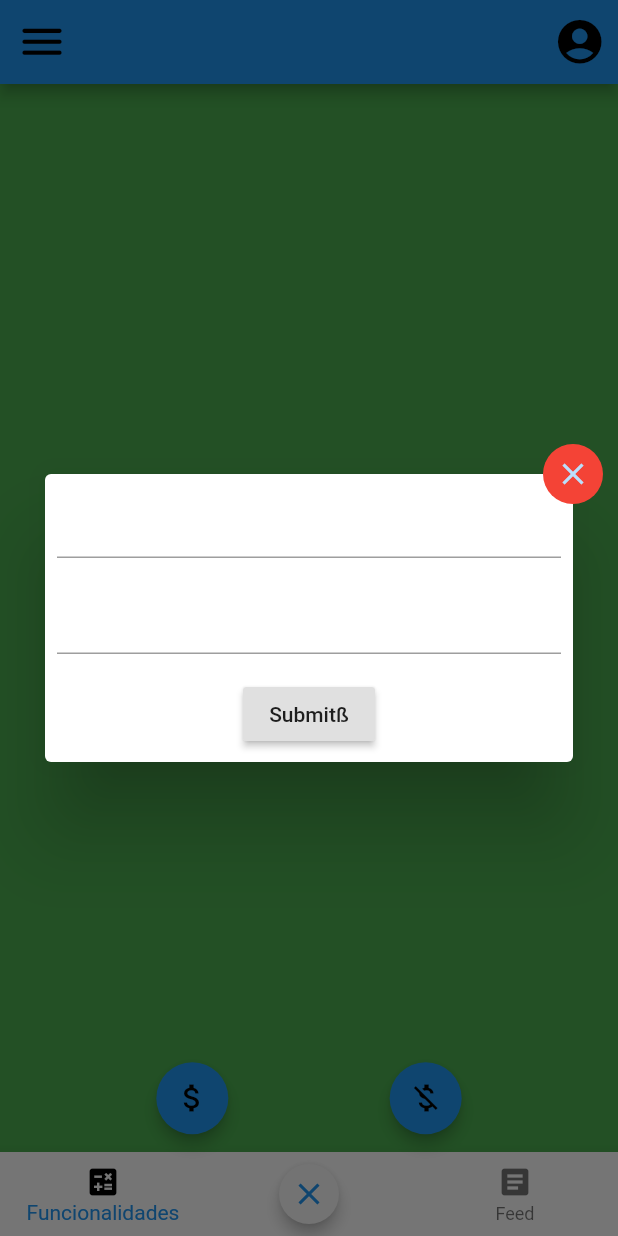
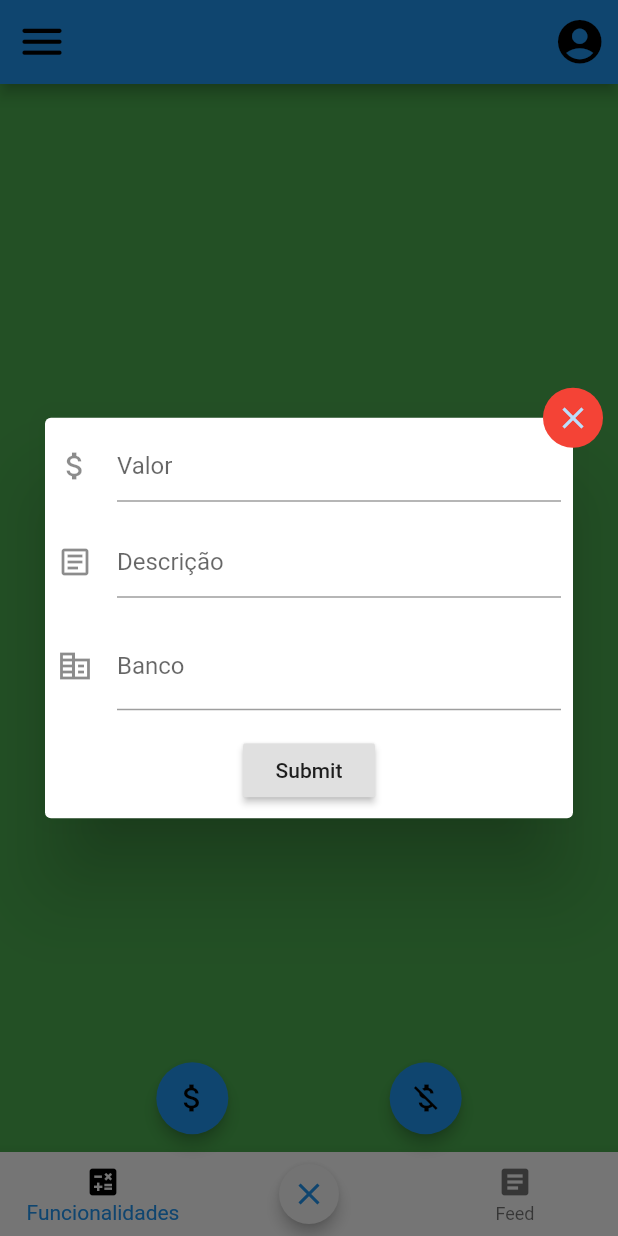
Before and after one commit to W-F-S/gestao_financeira, a Flutter app: the screen it shows after launch, item 2 of the bottom bar chosen, after a tap on the "attach money" icon, on a phone screen of 412 x 824 dp. Run offline on Flutter 3.47's test engine with Material 2 defaults, Android fonts, the phone set to English and light mode, and no system bars; our stand-ins replace sqflite; accounts and stored records are empty.

Commit message:
formularios funcionais

```diff
--- a/lib/botao_flutuante.dart
+++ b/lib/botao_flutuante.dart
@@ -1,5 +1,7 @@
 import 'package:flutter/material.dart';
 import 'dart:math' as math;
+import 'crudBD.dart';
+import 'package:flutter/services.dart';
 
 class ExampleExpandableFab extends StatelessWidget {
   static const _actionTitles = ['Novo income', '???', 'Novo outcome'];
@@ -12,7 +14,7 @@ class ExampleExpandableFab extends StatelessWidget {
       distance: 110.0,
       children: [
         ActionButton(
-          onPressed: () => _showAction(context, 0),
+          onPressed: () => _showAction(context, 0, false),
           icon: const Icon(Icons.attach_money,  color: Colors.black),
         ),
         /**  ActionButton(
@@ -20,15 +22,18 @@ class ExampleExpandableFab extends StatelessWidget {
           icon: const Icon(Icons.insert_photo, color: Colors.black),
           ),*/
         ActionButton(
-          onPressed: () => _showAction(context, 2),
+          onPressed: () => _showAction(context, 2, true),
           icon: const Icon(Icons.money_off, color: Colors.black),
-
         ),
       ],
     );
   }
 
-  void _showAction(BuildContext context, int index) {  //hormularios de insecao
+  //Método para o formulário de inserção no banco de dados
+  void _showAction(BuildContext context, int index, bool trans_type) {
+    TextEditingController valor = TextEditingController();
+    TextEditingController tipo = TextEditingController();
+    TextEditingController banco = TextEditingController();
     final _formKey = GlobalKey<FormState>();
     showDialog(
       context: context,
@@ -38,7 +43,7 @@ class ExampleExpandableFab extends StatelessWidget {
           child: Stack(
             clipBehavior: Clip.none,
             children: <Widget>[
-              Positioned(
+              Positioned( //controlando o botão de fechar do formulario
                 right: -20.0,
                 top: -20.0,
                 child: InkResponse(
@@ -58,18 +63,45 @@ class ExampleExpandableFab extends StatelessWidget {
                   children: <Widget>[
                     Padding(
                       padding: EdgeInsets.all(8.0),
-                      child: TextFormField(),
+                      child: TextFormField(
+                        controller: valor,
+                        keyboardType: TextInputType.number,  //restringir o tipo de teclado do usuario: number, phone, text
+                        decoration: const InputDecoration(
+                          icon: Icon(Icons.attach_money),
+                          hintText: 'Valor',
+                        ),
+                         // inputFormatters: [FilteringTextInputFormatter.digitsOnly], //restringir o user de digitar qualquer coisa além de números
+                      ),
                     ),
                     Padding(
                       padding: EdgeInsets.all(8.0),
-                      child: TextFormField(),
+                      child: TextFormField(
+                        controller: tipo,
+                        decoration: const InputDecoration(
+                          icon: Icon(Icons.article_outlined),
+                          hintText: 'Descrição',
+                        ),
+                      ),
+                    ),
+                    Padding(
+                      padding: EdgeInsets.all(8.0),
+                      child: TextFormField(
+                        controller: banco,
+                        keyboardType: TextInputType.number,  //restringir o tipo de teclado do usuario: number, phone, text
+                        decoration: const InputDecoration(
+                          icon: Icon(Icons.corporate_fare_outlined),
+                          hintText: 'Digite o código',
+                          labelText: 'Banco',
+                        ),
+                      ),
                     ),
                     Padding(
                       padding: const EdgeInsets.all(8.0),
                       child: RaisedButton(
-                        child: Text("Submitß"),
+                        child: Text("Submit"),
                         onPressed: () {
-                          print("teste123");
+                          salvarDadosTransacao(int.parse(valor.text), int.parse(banco.text), tipo.text, trans_type);
+                //          listartransacoes();
                         }
                       ),
                     )
@@ -83,6 +115,7 @@ class ExampleExpandableFab extends StatelessWidget {
       });
   }
 }
+
 
 class ExpandableFab extends StatefulWidget {
   const ExpandableFab({
--- a/lib/crudBD.dart
+++ b/lib/crudBD.dart
@@ -52,7 +52,7 @@ listarBancos() async{
 }
 
 /// Listar transações feitas no sistema *metodo apenas para testes*
-listarTransacoes() async{
+listartransacoes() async{
   Database bd = await recuperarBancoDados();
   List userData = await bd.rawQuery("SELECT * FROM transacoes"); //conseguimos escrever a query que quisermos
   for(var usu in userData){
```
